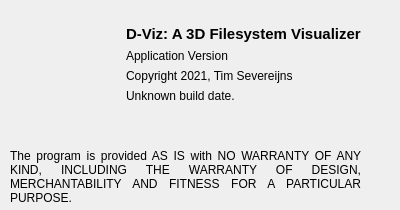
Above: Source/View/Dialogs/aboutDialog.ui from TimSevereijns/D-Viz before the change. Below: the same form after it.
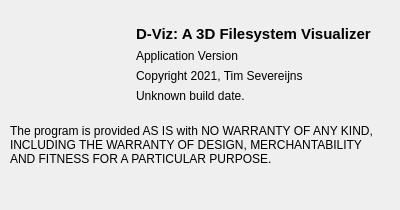
That is the form after the change. Icons and pictures are not drawn.

What changed in the file:
```diff
--- a/Source/View/Dialogs/aboutDialog.ui
+++ b/Source/View/Dialogs/aboutDialog.ui
@@ -37,7 +37,7 @@
      <x>10</x>
      <y>10</y>
      <width>400</width>
-     <height>200</height>
+     <height>203</height>
     </rect>
    </property>
    <layout class="QVBoxLayout" name="verticalLayout_4">
@@ -48,6 +48,12 @@
      <layout class="QVBoxLayout" name="verticalLayout">
       <item>
        <layout class="QHBoxLayout" name="horizontalLayout">
+        <property name="leftMargin">
+         <number>10</number>
+        </property>
+        <property name="rightMargin">
+         <number>10</number>
+        </property>
         <item>
          <widget class="QLabel" name="icon">
           <property name="sizePolicy">
@@ -130,7 +136,7 @@
             <property name="sizeHint" stdset="0">
              <size>
               <width>20</width>
-              <height>40</height>
+              <height>15</height>
              </size>
             </property>
            </spacer>
@@ -168,11 +174,14 @@
            <string>The program is provided AS IS with NO WARRANTY OF ANY KIND, INCLUDING THE WARRANTY OF DESIGN, MERCHANTABILITY AND FITNESS FOR A PARTICULAR PURPOSE.</string>
           </property>
           <property name="alignment">
-           <set>Qt::AlignJustify|Qt::AlignVCenter</set>
+           <set>Qt::AlignLeading|Qt::AlignLeft|Qt::AlignVCenter</set>
           </property>
           <property name="wordWrap">
            <bool>true</bool>
           </property>
+          <property name="margin">
+           <number>10</number>
+          </property>
          </widget>
         </item>
        </layout>
```
